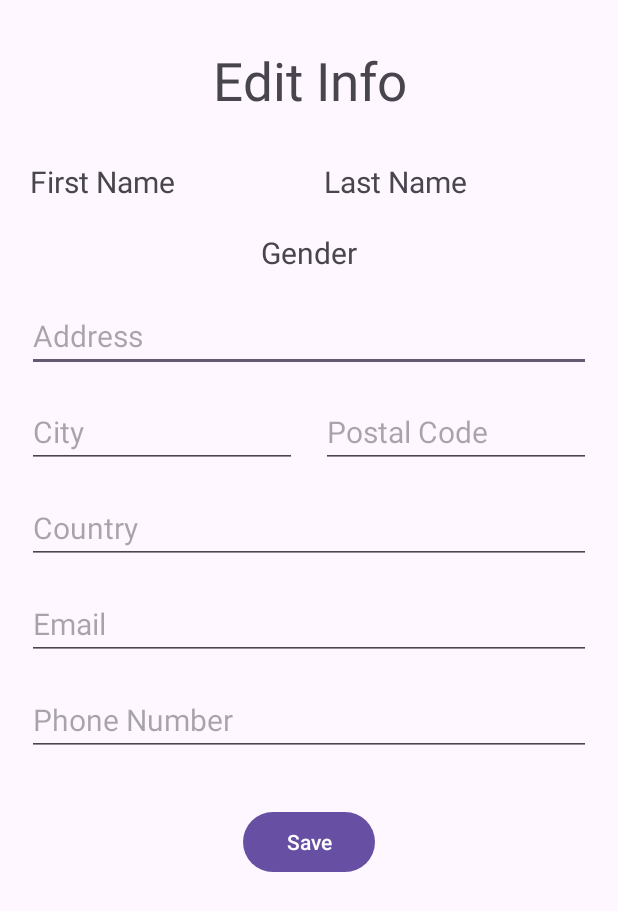
After one commit to verdadenitaliano/bankify, an Android app: the AdmEditAccount screen opened directly, with no data from a screen before it, on a phone screen of 412 x 824 dp. The commit adds this screen. Shown: the top 911 px of the screen. Run offline under Robolectric (Android 15) with nearby library versions, the phone set to English and light mode, and no system bars.

Commit message:
Edits & New Views

```diff
--- a/app/build.gradle.kts
+++ b/app/build.gradle.kts
@@ -36,6 +36,7 @@ dependencies {
     implementation("androidx.constraintlayout:constraintlayout:2.1.4")
     implementation("com.google.firebase:firebase-database-ktx:20.2.2")
     implementation("com.google.firebase:firebase-auth-ktx:22.1.2")
+    implementation("com.google.firebase:firebase-auth:22.1.2")
     testImplementation("junit:junit:4.13.2")
     androidTestImplementation("androidx.test.ext:junit:1.1.5")
     androidTestImplementation("androidx.test.espresso:espresso-core:3.5.1")
--- /dev/null
+++ b/app/src/main/java/com/example/bankify/AdmEditAccount.java
@@ -0,0 +1,14 @@
+package com.example.bankify;
+
+import androidx.appcompat.app.AppCompatActivity;
+
+import android.os.Bundle;
+
+public class AdmEditAccount extends AppCompatActivity {
+
+    @Override
+    protected void onCreate(Bundle savedInstanceState) {
+        super.onCreate(savedInstanceState);
+        setContentView(R.layout.activity_adm_edit_account);
+    }
+}
--- /dev/null
+++ b/app/src/main/res/layout/activity_adm_edit_account.xml
@@ -0,0 +1,124 @@
+<?xml version="1.0" encoding="utf-8"?>
+<LinearLayout
+    xmlns:tools="http://schemas.android.com/tools"
+    xmlns:app="http://schemas.android.com/apk/res-auto"
+    xmlns:android="http://schemas.android.com/apk/res/android"
+    android:layout_width="match_parent"
+    android:layout_height="match_parent"
+    android:orientation="vertical"
+    android:layout_margin="10dp">
+
+    <TextView
+        android:layout_width="match_parent"
+        android:layout_height="wrap_content"
+        android:gravity="center_horizontal"
+        android:layout_margin="20dp"
+        android:text="Edit Info"
+        android:textSize="35dp"
+        />
+    <LinearLayout
+        android:layout_width="match_parent"
+        android:layout_height="wrap_content"
+        android:orientation="horizontal">
+
+    <TextView
+        android:id="@+id/txtEditFName"
+        android:layout_width="0dp"
+        android:layout_weight="1"
+        android:layout_height="wrap_content"
+        android:layout_margin="10dp"
+        android:text="First Name"
+        android:textSize="20dp"
+        />
+
+    <TextView
+        android:id="@+id/txtEditLName"
+        android:layout_width="0dp"
+        android:layout_weight="1"
+        android:layout_height="wrap_content"
+        android:layout_margin="10dp"
+        android:text="Last Name"
+        android:textSize="20dp"
+        />
+    </LinearLayout>
+    <TextView
+        android:id="@+id/txtGender"
+        android:layout_width="wrap_content"
+        android:layout_height="wrap_content"
+        android:layout_margin="10dp"
+        android:text="Gender"
+        android:textSize="20dp"
+        android:layout_gravity="center"
+        />
+
+    <EditText
+        android:id="@+id/editAddress"
+        android:layout_width="match_parent"
+        android:layout_height="wrap_content"
+        android:layout_margin="8dp"
+        android:textSize="20dp"
+        android:hint="Address"
+
+        />
+
+    <LinearLayout
+        android:layout_width="match_parent"
+        android:layout_height="wrap_content"
+        android:orientation="horizontal">
+
+        <EditText
+            android:id="@+id/editCity"
+            android:layout_width="0dp"
+            android:layout_weight="1"
+            android:layout_height="wrap_content"
+            android:layout_margin="8dp"
+            android:textSize="20dp"
+            android:hint="City"
+            />
+
+        <EditText
+            android:id="@+id/editPostal"
+            android:layout_width="0dp"
+            android:layout_weight="1"
+            android:layout_height="wrap_content"
+            android:layout_margin="8dp"
+            android:textSize="20dp"
+            android:hint="Postal Code"
+            />
+
+    </LinearLayout>
+
+    <EditText
+        android:id="@+id/editCountry"
+        android:layout_width="match_parent"
+        android:layout_height="wrap_content"
+        android:layout_margin="8dp"
+        android:textSize="20dp"
+        android:hint="Country"
+        />
+    <EditText
+        android:id="@+id/editEmail"
+        android:layout_width="match_parent"
+        android:layout_height="wrap_content"
+        android:layout_margin="8dp"
+        android:textSize="20dp"
+        android:hint="Email"
+        />
+    <EditText
+        android:id="@+id/editPhone"
+        android:layout_width="match_parent"
+        android:layout_height="wrap_content"
+        android:layout_margin="8dp"
+        android:textSize="20dp"
+        android:hint="Phone Number"
+        />
+    <Button
+        android:id="@+id/btnSaveInfo"
+        android:layout_width="wrap_content"
+        android:layout_height="wrap_content"
+        android:layout_gravity="center"
+        android:layout_marginTop="25dp"
+        android:text="Save"
+        />
+
+</LinearLayout>
```
Also changed, not shown: app/src/main/AndroidManifest.xml (+13 -9 lines), app/src/main/java/com/example/bankify/SendMoney.java (added, +14 -0 lines), app/src/main/res/layout/activity_home.xml (+11 -12 lines), app/src/main/res/layout/activity_send_money.xml (added, +75 -0 lines), app/src/main/res/drawable/bankimage.png (added).
